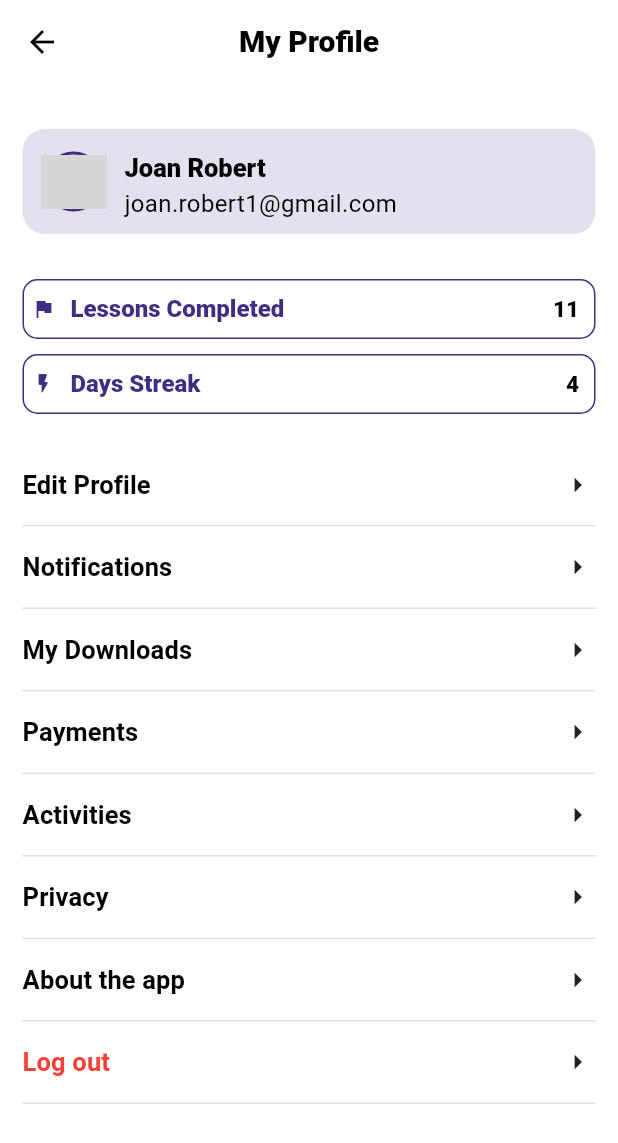
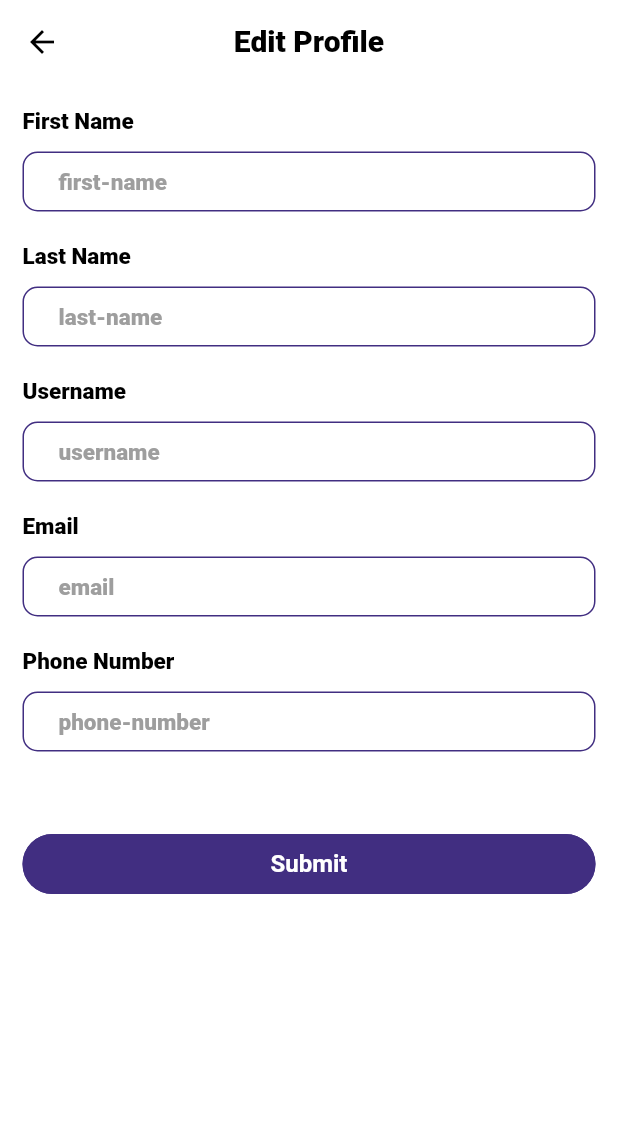
Before and after one commit to arc1o1/e_learn, a Flutter app: the ProfileScreen screen opened directly, after a tap on "Edit Profile", on a phone screen of 412 x 824 dp. Shown: the top 1143 px of the screen. Run offline on Flutter 3.47's test engine with Material 3 defaults, Android fonts, the phone set to English and light mode, and no system bars; our stand-ins replace awesome_bottom_bar, cached_network_image, flutter_dotenv, flutter_image_slideshow, flutter_local_notifications, flutter_screenutil and 4 more; accounts and stored records are empty; network calls fail; Roboto replaces fonts that are missing (NunitoSans); statements that could not run were skipped; grey boxes are pictures that could not be loaded.

Commit message:
profile_and_edit_profile_screen_implementation

```diff
--- /dev/null
+++ b/lib/features/profile/edit_profile_screen.dart
@@ -0,0 +1,141 @@
+import 'package:e_learn/utils/validators/validators.dart';
+import 'package:flutter/material.dart';
+
+class EditProfileScreen extends StatelessWidget {
+  const EditProfileScreen({super.key});
+
+  @override
+  Widget build(BuildContext context) {
+    return Scaffold(
+      appBar: AppBar(
+        title: Text(
+          "Edit Profile",
+          style: Theme.of(context).textTheme.headlineSmall,
+        ),
+      ),
+      body: ListView(
+        scrollDirection: Axis.vertical,
+        shrinkWrap: true,
+        padding: EdgeInsets.all(15),
+        children: [
+          // first name
+          EditProfileFieldItems(
+            title: "First Name",
+            labelText: 'first-name',
+            validator: (value) =>
+                Validators.validateEmptyText('first name', value),
+            keyboardType: TextInputType.name,
+          ),
+
+          SizedBox(height: 15),
+
+          // last name
+          EditProfileFieldItems(
+            title: "Last Name",
+            labelText: 'last-name',
+            validator: (value) =>
+                Validators.validateEmptyText('last name', value),
+            keyboardType: TextInputType.name,
+          ),
+
+          SizedBox(height: 15),
+
+          // username
+          EditProfileFieldItems(
+            title: "Username",
+            labelText: 'username',
+            validator: (value) =>
+                Validators.validateEmptyText('username', value),
+            keyboardType: TextInputType.name,
+          ),
+
+          SizedBox(height: 15),
+
+          // email
+          EditProfileFieldItems(
+            title: "Email",
+            labelText: 'email',
+            validator: (value) => Validators.validateEmail('email'),
+            keyboardType: TextInputType.name,
+          ),
+
+          SizedBox(height: 15),
+
+          // phone number
+          EditProfileFieldItems(
+            title: "Phone Number",
+            labelText: 'phone-number',
+            validator: (value) =>
+                Validators.validatePhoneNumber('phone number'),
+            keyboardType: TextInputType.number,
+          ),
+
+          SizedBox(height: 50),
+
+          // submit button
+          SizedBox(
+            height: 40,
+            width: MediaQuery.of(context).size.width * 0.7,
+            child: ElevatedButton(
+              onPressed: () {},
+              child: Text("Submit"),
+            ),
+          ),
+        ],
+      ),
+    );
+  }
+}
+
+class EditProfileFieldItems extends StatelessWidget {
+  const EditProfileFieldItems({
+    super.key,
+    required this.title,
+    required this.labelText,
+    this.controller,
+    this.validator,
+    this.keyboardType,
+  });
+
+  final String title, labelText;
+  final TextEditingController? controller;
+  final String? Function(String?)? validator;
+  final TextInputType? keyboardType;
+
+  @override
+  Widget build(BuildContext context) {
+    return Column(
+      crossAxisAlignment: CrossAxisAlignment.start,
+      children: [
+        // title
+        Text(
+          title,
+          style:
+              Theme.of(context).textTheme.headlineSmall!.copyWith(fontSize: 15),
+        ),
+
+        SizedBox(height: 5),
+
+        Container(
+          height: 50,
+          padding: const EdgeInsets.only(top: 5, bottom: 5),
+          child: Form(
+            child: TextFormField(
+              controller: controller,
+              validator: validator,
+              keyboardType: keyboardType,
+              decoration: InputDecoration(
+                labelText: labelText,
+                labelStyle: Theme.of(context).textTheme.headlineSmall!.copyWith(
+                      color: Colors.grey,
+                      fontSize: 15,
+                      fontWeight: FontWeight.w800,
+                    ),
+              ),
+            ),
+          ),
+        )
+      ],
+    );
+  }
+}
--- a/lib/features/profile/profile_screen.dart
+++ b/lib/features/profile/profile_screen.dart
@@ -1,6 +1,7 @@
 import 'package:e_learn/features/widgets/custom_title_button.dart';
 import 'package:e_learn/features/widgets/profile_image_circular_container.dart';
 import 'package:e_learn/utils/constants/color_strings.dart';
+import 'package:e_learn/utils/routes/routes.dart';
 import 'package:flutter/material.dart';
 
 class ProfileScreen extends StatelessWidget {
@@ -56,7 +57,7 @@ class ProfileScreen extends StatelessWidget {
                       children: [
                         // name
                         Text(
-                          "Joan Robert",
+                          "Jason Robert",
                           style: Theme.of(context)
                               .textTheme
                               .headlineSmall!
@@ -65,7 +66,7 @@ class ProfileScreen extends StatelessWidget {
 
                         // email
                         Text(
-                          "joan.robert1@gmail.com",
+                          "jason.robert1@gmail.com",
                           style: Theme.of(context)
                               .textTheme
                               .bodyMedium!
@@ -112,31 +113,19 @@ class ProfileScreen extends StatelessWidget {
           // edit profile
           CustomTileButton(
             title: "Edit Profile",
-            onTap: () {},
+            onTap: () => router.push('/edit-profile'),
           ),
 
           // notifications
           CustomTileButton(
             title: "Notifications",
-            onTap: () {},
-          ),
-
-          // settings
-          CustomTileButton(
-            title: "My Downloads",
-            onTap: () {},
+            onTap: () => router.push('/notifications'),
           ),
 
           // payments
           CustomTileButton(
             title: "Payments",
-            onTap: () {},
-          ),
-
-          // activity
-          CustomTileButton(
-            title: "Activities",
-            onTap: () {},
+            onTap: () => router.push('/payments'),
           ),
 
           // privacy
```
